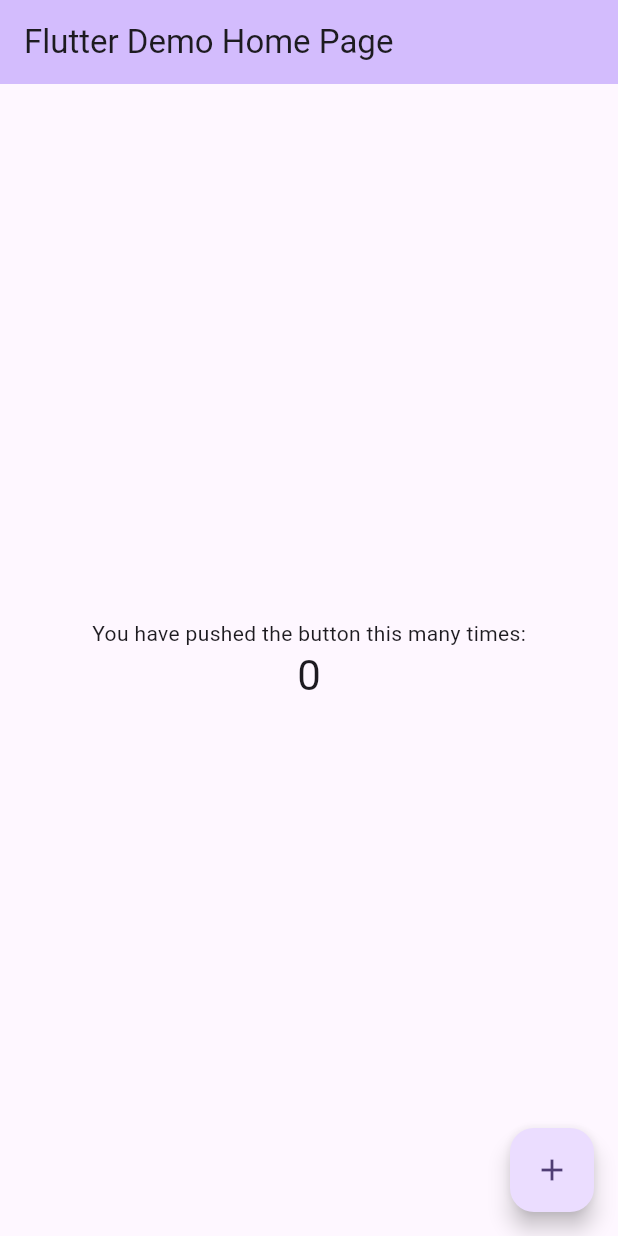
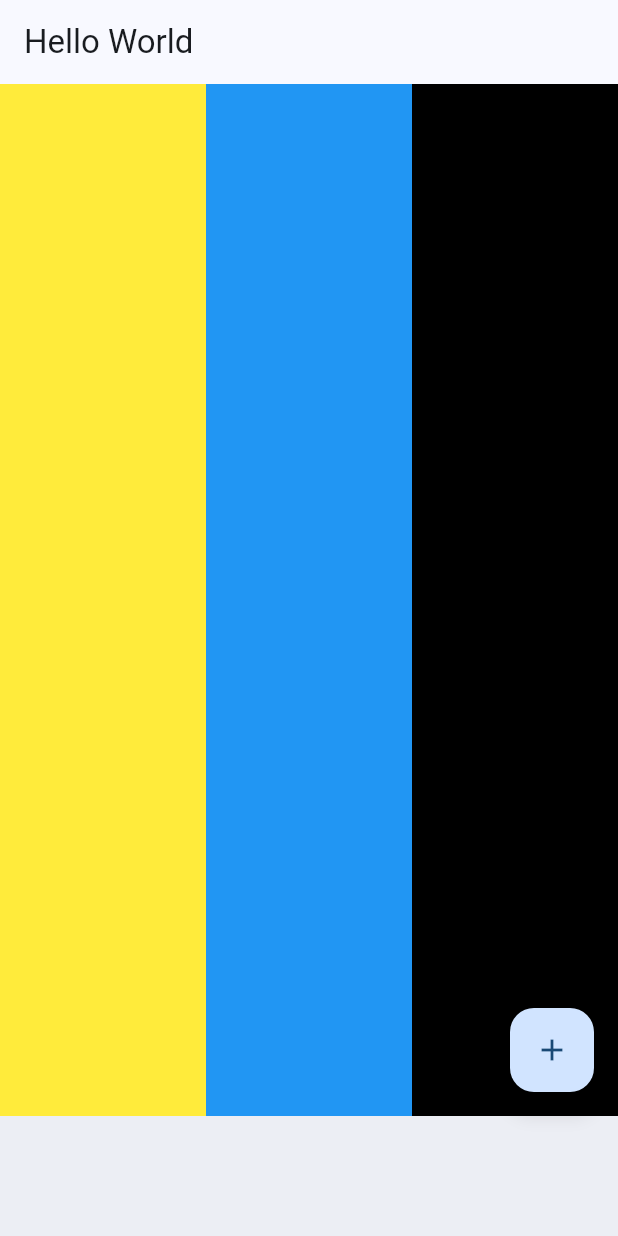
Before and after one commit to kiryud/dl_3_1_flutter, a Flutter app: the screen it shows after launch, on a phone screen of 412 x 824 dp. Run offline on Flutter 3.47's test engine with Material 3 defaults, Android fonts, the phone set to English and light mode, and no system bars.

Commit message:
대충 1교시 작업물 중간 저장... 수정사항 생기면 변화 나중에 알아서 봐

```diff
--- /dev/null
+++ b/lib/UI/default_page.dart
@@ -0,0 +1,28 @@
+import 'package:flutter/material.dart';
+
+class DefaultPage extends StatelessWidget {
+  const DefaultPage({super.key});
+
+  @override
+  Widget build(BuildContext context) {
+    return Scaffold(
+      appBar: AppBar(
+        title: Text('Hello World'),
+      ),
+      body: Row(
+        children: [
+          Expanded(child:Container(color: Colors.yellow,)),
+          Expanded(child:Container(color: Colors.blue,)),
+          Expanded(child:Container(color: Colors.black,)),
+        ],
+      ),
+      bottomNavigationBar: BottomAppBar(
+
+      ),
+      floatingActionButton: FloatingActionButton(
+        onPressed: () {},
+        child: Icon(Icons.add),
+      ),
+    );
+  }
+}
--- a/lib/main.dart
+++ b/lib/main.dart
@@ -1,4 +1,5 @@
 import 'package:flutter/material.dart';
+import 'UI/default_page.dart';
 
 void main() {
   runApp(const MyApp());
@@ -13,24 +14,14 @@ class MyApp extends StatelessWidget {
     return MaterialApp(
       title: 'Flutter Demo',
       theme: ThemeData(
-        // This is the theme of your application.
-        //
-        // TRY THIS: Try running your application with "flutter run". You'll see
-        // the application has a purple toolbar. Then, without quitting the app,
-        // try changing the seedColor in the colorScheme below to Colors.green
-        // and then invoke "hot reload" (save your changes or press the "hot
-        // reload" button in a Flutter-supported IDE, or press "r" if you used
-        // the command line to start the app).
-        //
-        // Notice that the counter didn't reset back to zero; the application
-        // state is not lost during the reload. To reset the state, use hot
-        // restart instead.
-        //
-        // This works for code too, not just values: Most code changes can be
-        // tested with just a hot reload.
-        colorScheme: .fromSeed(seedColor: Colors.deepPurple),
+
+        colorScheme: .fromSeed(
+          brightness: .light,
+          seedColor: Colors.blue,
+        ),
       ),
-      home: const MyHomePage(title: 'Flutter Demo Home Page'),
+    //  home: const MyHomePage(title: 'Flutter Demo Home Page'),
+      home: const DefaultPage(),
     );
   }
 }
```
Also changed, not shown: lib/UI/new_page.dart (added), 1 other file.
